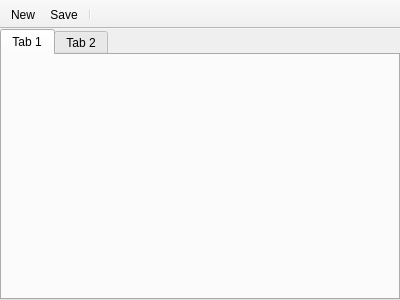
Qt form src/mainwindow.ui (medo64/QText) before a commit.
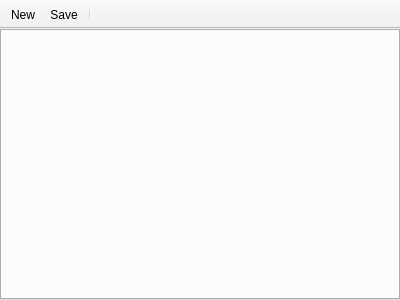
The same form after that commit. Icons and pictures are not drawn.

The edit to the form file:
```diff
--- a/src/mainwindow.ui
+++ b/src/mainwindow.ui
@@ -48,16 +48,9 @@
     </property>
     <item row="0" column="0">
      <widget class="QTabWidget" name="tabWidget">
-      <widget class="QWidget" name="tab">
-       <attribute name="title">
-        <string>Tab 1</string>
-       </attribute>
-      </widget>
-      <widget class="QWidget" name="tab_2">
-       <attribute name="title">
-        <string>Tab 2</string>
-       </attribute>
-      </widget>
+      <property name="contextMenuPolicy">
+       <enum>Qt::NoContextMenu</enum>
+      </property>
      </widget>
     </item>
    </layout>
```
Left out of the diff: 29 changed lines with no effect on the pictures.
